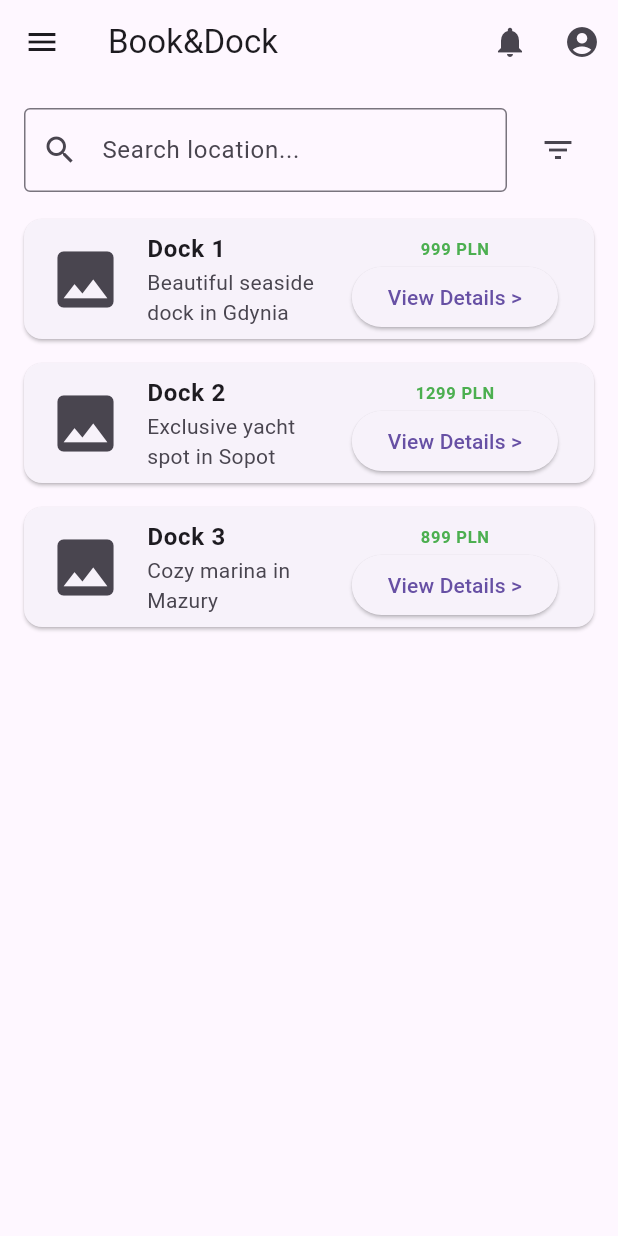
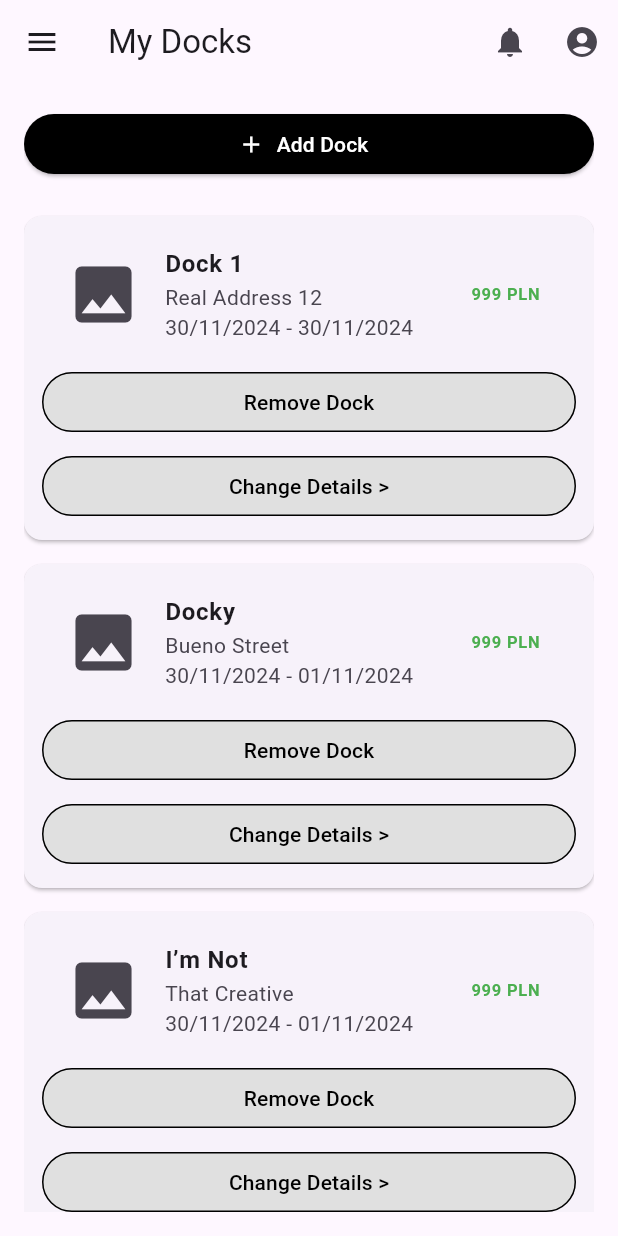
Before and after one commit to SE2-GMMWZ/mobile-frontend, a Flutter app: the screen it shows after launch, on a phone screen of 412 x 824 dp. Run offline on Flutter 3.47's test engine with Material 3 defaults, Android fonts, the phone set to English and light mode, and no system bars.

Commit message:
deck owner: dock, add, edit

```diff
--- /dev/null
+++ b/lib/deckOwner/my_docks.dart
@@ -0,0 +1,114 @@
+import 'package:flutter/material.dart';
+import '../app_drawer.dart';
+import '../notifications.dart';
+import 'add_dock.dart';
+import 'edit_dock.dart';
+
+class MyDocksPage extends StatefulWidget {
+  const MyDocksPage({super.key});
+
+  @override
+  State<MyDocksPage> createState() => _MyDocksPageState();
+}
+
+class _MyDocksPageState extends State<MyDocksPage> {
+  @override
+  Widget build(BuildContext context) {
+    return Scaffold(
+      appBar: AppBar(
+        title: Text('My Docks'),
+        actions: [
+          IconButton(icon: Icon(Icons.notifications), onPressed: () {
+            Navigator.push(context, MaterialPageRoute(builder: (context) => NotificationsPage()));
+          }),
+          IconButton(icon: Icon(Icons.account_circle), onPressed: () {}),
+        ],
+      ),
+      drawer: AppDrawer(),
+      body: Padding(
+        padding: EdgeInsets.all(16.0),
+        child: ListView(
+          children: [
+            SizedBox(
+              width: double.infinity,
+              child: ElevatedButton.icon(
+                onPressed: () {
+                  Navigator.push(
+                    context,
+                    MaterialPageRoute(builder: (context) => AddDockPage()),
+                  );
+                },
+                icon: Icon(Icons.add),
+                label: Text('Add Dock'),
+                style: ElevatedButton.styleFrom(
+                  backgroundColor: Colors.black,
+                  foregroundColor: Colors.white,
+                ),
+              ),
+            ),
+            SizedBox(height: 16),
+            _dockItem('Dock 1', 'Real Address 12', '30/11/2024 - 30/11/2024'),
+            _dockItem('Docky', 'Bueno Street', '30/11/2024 - 01/11/2024'),
+            _dockItem('I’m Not', 'That Creative', '30/11/2024 - 01/11/2024'),
+          ],
+        ),
+
+      ),
+    );
+  }
+
+  Widget _dockItem(String name, String location, String date) {
+    return Card(
+      margin: EdgeInsets.symmetric(vertical: 8),
+      child: Padding(
+        padding: EdgeInsets.all(12.0),
+        child: Column(
+          crossAxisAlignment: CrossAxisAlignment.start,
+          children: [
+            ListTile(
+              leading: Icon(Icons.image, size: 50),
+              title: Text(name, style: TextStyle(fontWeight: FontWeight.bold)),
+              subtitle: Text('$location\n$date'),
+              trailing: Text('999 PLN',
+                style: TextStyle(color: Colors.green, fontWeight: FontWeight.bold),
+              ),
+            ),
+            SizedBox(height: 8),
+            Row(
+              children: [
+                Expanded(
+                  child: OutlinedButton(
+                    onPressed: () {},
+                    style: OutlinedButton.styleFrom(
+                      side: BorderSide(color: Colors.black), // Black border
+                      backgroundColor: Colors.grey[300], // Light grey background
+                    ),
+                    child: Text('Remove Dock', style: TextStyle(color: Colors.black)),
+                  ),
+                ),
+              ],
+            ),
+            SizedBox(height: 8),
+            Row(
+              children: [
+                Expanded(
+                  child: OutlinedButton(
+                    onPressed: () {
+                      Navigator.push(context,
+                        MaterialPageRoute(builder: (context) => EditDockPage()));
+                    },
+                    style: OutlinedButton.styleFrom(
+                      side: BorderSide(color: Colors.black), // Black border
+                      backgroundColor: Colors.grey[300], // Light grey background
+                    ),
+                    child: Text('Change Details >', style: TextStyle(color: Colors.black)),
+                  ),
+                ),
+              ],
+            ),
+          ],
+        ),
+      ),
+    );
+  }
+}
--- a/lib/main.dart
+++ b/lib/main.dart
@@ -1,5 +1,6 @@
+import 'package:book_and_dock_mobile/sailor_home.dart';
 import 'package:flutter/material.dart';
-import 'sailor_home.dart';
+import 'deckOwner/my_docks.dart';
 
 void main() {
   runApp(MyApp());
@@ -10,7 +11,7 @@ class MyApp extends StatelessWidget {
   Widget build(BuildContext context) {
     return MaterialApp(
       debugShowCheckedModeBanner: false,
-      home: HomePage(),
+      home: MyDocksPage(),
     );
   }
 }
--- a/lib/my_bookings.dart
+++ b/lib/my_bookings.dart
@@ -20,7 +20,7 @@ class MyBookingsPage extends StatelessWidget {
         padding: EdgeInsets.all(16.0),
         child: ListView(
           children: [
-            _bookingItem('Dock 1', 'Real Address 12', '30/11/2024 - 30/11/2024'),
+
             _bookingItem('Docky', 'Bueno Street', '30/11/2024 - 01/11/2024'),
             _bookingItem('I’m Not', 'That Creative', '30/11/2024 - 01/11/2024'),
           ],
```
Also changed, not shown: lib/deckOwner/add_dock.dart (added, +188 -0 lines), lib/deckOwner/edit_dock.dart (added, +198 -0 lines), lib/dock_data.dart (added, +17 -0 lines).
